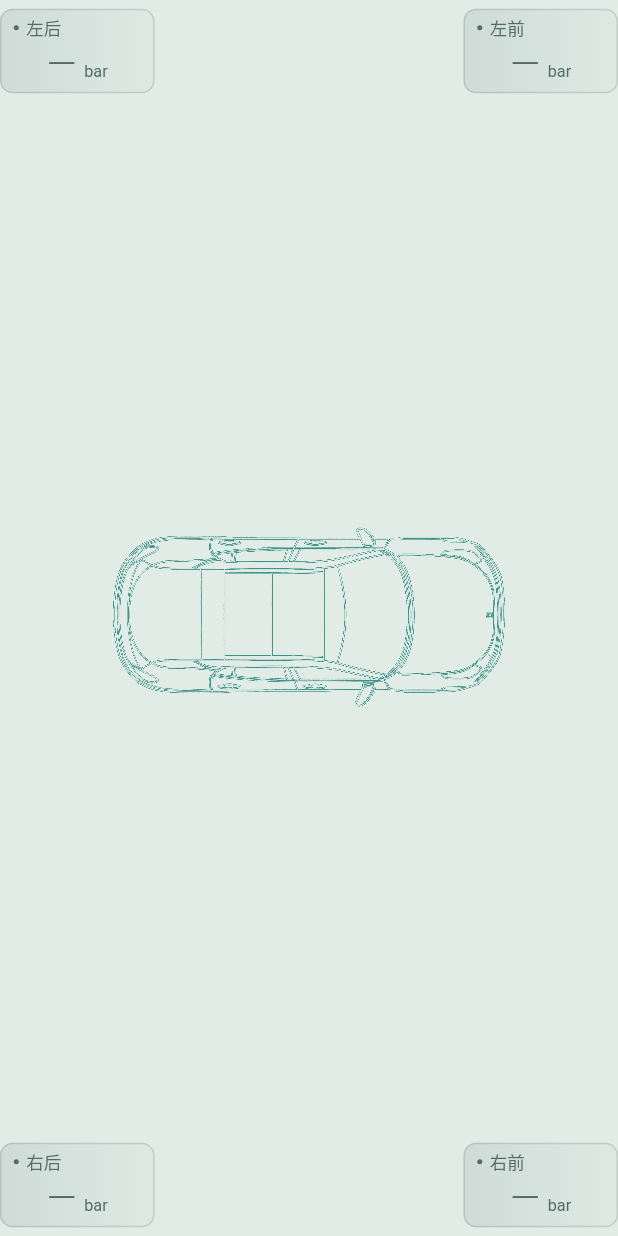
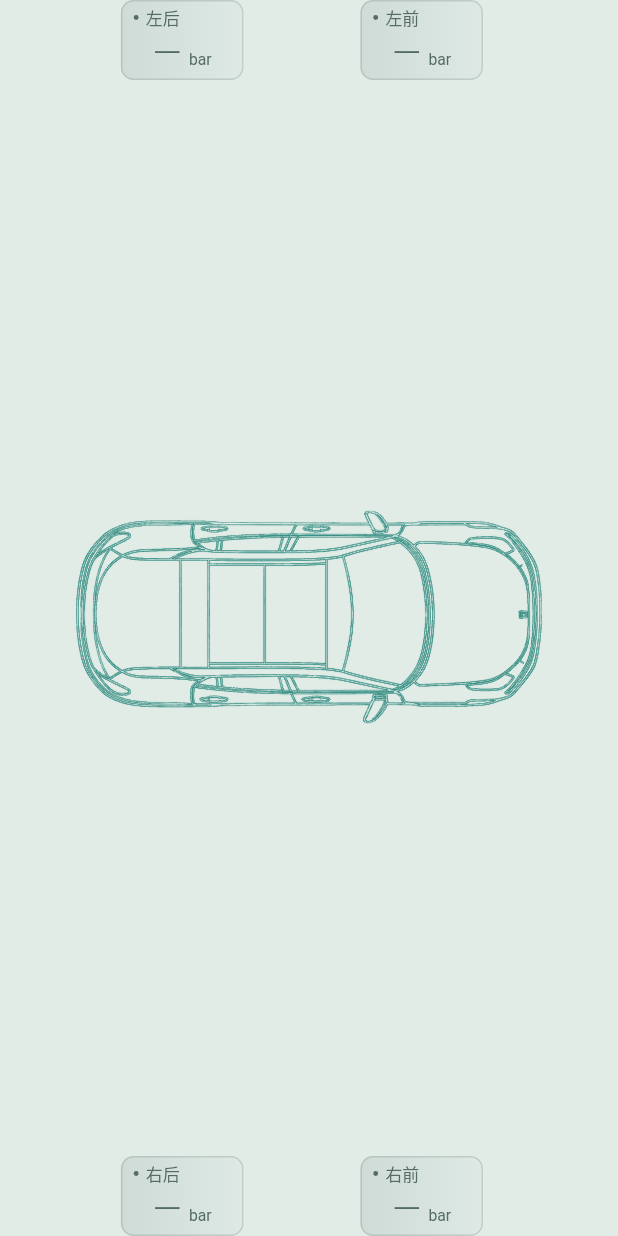
Before and after one commit to felix0061/uni-launcher, a Flutter app: the TireDiagram widget shown alone on an empty page, opened directly, on a phone screen of 412 x 824 dp. Run offline on Flutter 3.47's test engine with Material 3 defaults, Android fonts, the light colour scheme and no system bars; our stand-ins replace flutter_svg; project files that could hold a hidden picture were left out.

Commit message:
fix: smooth vehicle trace and anchor tire readings

```diff
--- a/app/lib/widgets/vehicle_visuals.dart
+++ b/app/lib/widgets/vehicle_visuals.dart
@@ -113,9 +113,8 @@ class VehicleDoorSnapshot {
 }
 
 /// Horizontal TPMS visual traced from the supplied Lynk & Co 05 top view.
-/// It deliberately uses a lightweight vector painter so theme colors,
-/// dark/light modes and optional opening states remain live without maintaining
-/// separate raster assets.
+/// The vehicle stays in its own center lane. Each reading is anchored outside
+/// the artwork beside its matching wheel, so no label can cover the trace.
 class TireDiagram extends StatelessWidget {
   static const _vehicleAspect = 1826 / 833;
   final Map<String, dynamic> native;
@@ -126,52 +125,65 @@ class TireDiagram extends StatelessWidget {
   Widget build(BuildContext context) {
     final s = SurfaceStyle.of(context);
     final doors = VehicleDoorSnapshot.fromNative(native, nowMs: nowMs);
-    final tires = <_TirePosition>[
-      _TirePosition('左后', 'pressureRearLeft', Alignment.topLeft),
-      _TirePosition('左前', 'pressureFrontLeft', Alignment.topRight),
-      _TirePosition('右后', 'pressureRearRight', Alignment.bottomLeft),
-      _TirePosition('右前', 'pressureFrontRight', Alignment.bottomRight),
-    ];
     return LayoutBuilder(builder: (context, box) {
       final compact =
           box.maxHeight < Design.px(250) || box.maxWidth < Design.px(430);
-      final nodeWidth = math.min(
-          Design.px(compact ? 96 : 124), box.maxWidth * (compact ? .28 : .25));
-      final carInset = math.max(nodeWidth * .72, Design.px(62));
-      final carWidth = math.max(0.0, box.maxWidth - carInset * 2);
-      final carHeight = math.min(
-          box.maxHeight * (compact ? .58 : .62), carWidth / _vehicleAspect);
-      Widget node(_TirePosition tire) {
-        final reading = VehicleField.fromNative(native, tire.field,
+      final nodeWidth =
+          math.min(Design.px(compact ? 88 : 98), box.maxWidth * .3);
+      final nodeHeight = math.min(
+          Design.px(compact ? 45 : 64), math.max(0.0, box.maxHeight * .28));
+      final laneGap = Design.px(compact ? 5 : 9);
+      final laneHeight =
+          math.max(0.0, box.maxHeight - (nodeHeight + laneGap) * 2);
+      final carWidth =
+          math.min(box.maxWidth * .76, laneHeight * _vehicleAspect);
+      final carHeight = carWidth / _vehicleAspect;
+      final carLeft = (box.maxWidth - carWidth) / 2;
+      final carTop = (box.maxHeight - carHeight) / 2;
+      // The supplied trace points right: rear axle at 23%, front axle at 74%.
+      final rearX = carLeft + carWidth * .23;
+      final frontX = carLeft + carWidth * .74;
+
+      Widget node(String label, String field) {
+        final reading = VehicleField.fromNative(native, field,
             nowMs: nowMs ?? DateTime.now().millisecondsSinceEpoch);
         return _PressureNode(
-            label: tire.label,
+            key: ValueKey('tire-pressure-$field'),
+            label: label,
             value: reading.display(decimals: 2),
             available: reading.valid,
             compact: compact,
-            width: nodeWidth);
+            width: nodeWidth,
+            height: nodeHeight);
       }
+
+      Widget positionedNode(
+              String label, String field, double centerX, bool top) =>
+          Positioned(
+              left: (centerX - nodeWidth / 2)
+                  .clamp(0.0, math.max(0.0, box.maxWidth - nodeWidth)),
+              top: top ? 0 : math.max(0.0, box.maxHeight - nodeHeight),
+              width: nodeWidth,
+              height: nodeHeight,
+              child: node(label, field));
 
       return Semantics(
           label: '领克05胎压示意，${doors.statusLabel}',
           child: Stack(fit: StackFit.expand, children: [
             Positioned(
-                left: carInset,
-                right: carInset,
-                top: (box.maxHeight - carHeight) / 2,
+                left: carLeft,
+                width: carWidth,
+                top: carTop,
                 height: carHeight,
                 child: RepaintBoundary(
                     child: _Lynk05TopView(
                         key: const ValueKey('lynk-05-horizontal-vehicle'),
                         style: s,
                         doors: doors))),
-            for (final tire in tires)
-              Align(
-                  alignment: tire.alignment,
-                  child: Padding(
-                      padding: EdgeInsets.symmetric(
-                          vertical: Design.px(compact ? 2 : 7)),
-                      child: node(tire))),
+            positionedNode('左后', 'pressureRearLeft', rearX, true),
+            positionedNode('左前', 'pressureFrontLeft', frontX, true),
+            positionedNode('右后', 'pressureRearRight', rearX, false),
+            positionedNode('右前', 'pressureFrontRight', frontX, false),
             if (doors.anyOpen)
               Align(
                   alignment: Alignment.center,
@@ -194,22 +206,18 @@ class TireDiagram extends StatelessWidget {
   }
 }
 
-class _TirePosition {
-  final String label, field;
-  final Alignment alignment;
-  const _TirePosition(this.label, this.field, this.alignment);
-}
-
 class _PressureNode extends StatelessWidget {
   final String label, value;
   final bool available, compact;
-  final double width;
+  final double width, height;
   const _PressureNode(
-      {required this.label,
+      {super.key,
+      required this.label,
       required this.value,
       required this.available,
       required this.compact,
-      required this.width});
+      required this.width,
+      required this.height});
 
   @override
   Widget build(BuildContext context) {
@@ -217,6 +225,7 @@ class _PressureNode extends StatelessWidget {
     final color = available ? s.accent : s.muted;
     return SizedBox(
         width: width,
+        height: height,
         child: DecoratedBox(
             decoration: BoxDecoration(
                 gradient: LinearGradient(
@@ -230,9 +239,15 @@ class _PressureNode extends StatelessWidget {
                 border: Border.all(color: color.withValues(alpha: .22))),
             child: Padding(
                 padding: EdgeInsets.symmetric(
-                    horizontal: Design.px(compact ? 8 : 11),
-                    vertical: Design.px(compact ? 5 : 8)),
-                child: Column(mainAxisSize: MainAxisSize.min, children: [
+                    horizontal: Design.px(compact ? 7 : 9),
+                    vertical: Design.px(compact ? 4 : 7)),
+                child: FittedBox(
+                    fit: BoxFit.scaleDown,
+                    child: SizedBox(
+                        width:
+                            math.max(0, width - Design.px(compact ? 14 : 18)),
+                        child:
+                            Column(mainAxisSize: MainAxisSize.min, children: [
                           Row(children: [
                             Container(
                                 width: Design.px(4),
@@ -250,26 +265,30 @@ class _PressureNode extends StatelessWidget {
                           FittedBox(
                               fit: BoxFit.scaleDown,
                               child: Row(
-                          crossAxisAlignment: CrossAxisAlignment.baseline,
+                                  crossAxisAlignment:
+                                      CrossAxisAlignment.baseline,
                                   textBaseline: TextBaseline.alphabetic,
                                   children: [
                                     Text(value,
                                         style: TextStyle(
-                                    fontSize: Design.px(compact ? 24 : 31),
+                                            fontSize:
+                                                Design.px(compact ? 24 : 31),
                                             height: 1,
                                             fontWeight: FontWeight.w300,
                                             fontFeatures: const [
                                               FontFeature.tabularFigures()
                                             ],
-                                    color: available ? s.text : s.muted)),
+                                            color:
+                                                available ? s.text : s.muted)),
                                     SizedBox(width: Design.px(6)),
                                     Text('bar',
                                         style: TextStyle(
-                                    fontSize: Design.px(compact ? 11 : 13),
+                                            fontSize:
+                                                Design.px(compact ? 11 : 13),
                                             height: 1,
                                             color: s.muted)),
                                   ])),
-                ]))));
+                        ]))))));
   }
 }
 
@@ -284,22 +303,18 @@ class _Lynk05TopView extends StatelessWidget {
 
   @override
   Widget build(BuildContext context) {
-    Widget trace(double opacity) => Transform.rotate(
-          angle: math.pi,
-          child: Image.asset(
+    final trace = Image.asset(
       'assets/art/lynk-05-top-line.png',
       fit: BoxFit.contain,
       filterQuality: FilterQuality.high,
       isAntiAlias: true,
       gaplessPlayback: true,
-            color: style.accent.withValues(alpha: opacity),
+      color: style.accent.withValues(alpha: style.dark ? .86 : .76),
       colorBlendMode: BlendMode.srcIn,
       semanticLabel: '领克05原图等比俯视线稿，车头向右',
-          ),
     );
     return Stack(fit: StackFit.expand, children: [
-      trace(style.dark ? .18 : .12),
-      trace(style.dark ? .82 : .72),
+      trace,
       if (doors.anyOpen)
         CustomPaint(painter: _VehicleOpeningPainter(doors: doors)),
     ]);
```
Also changed, not shown: app/assets/art/lynk-05-top-line.png, 1 other file. Lines whose indentation alone changed are shown as unchanged.
